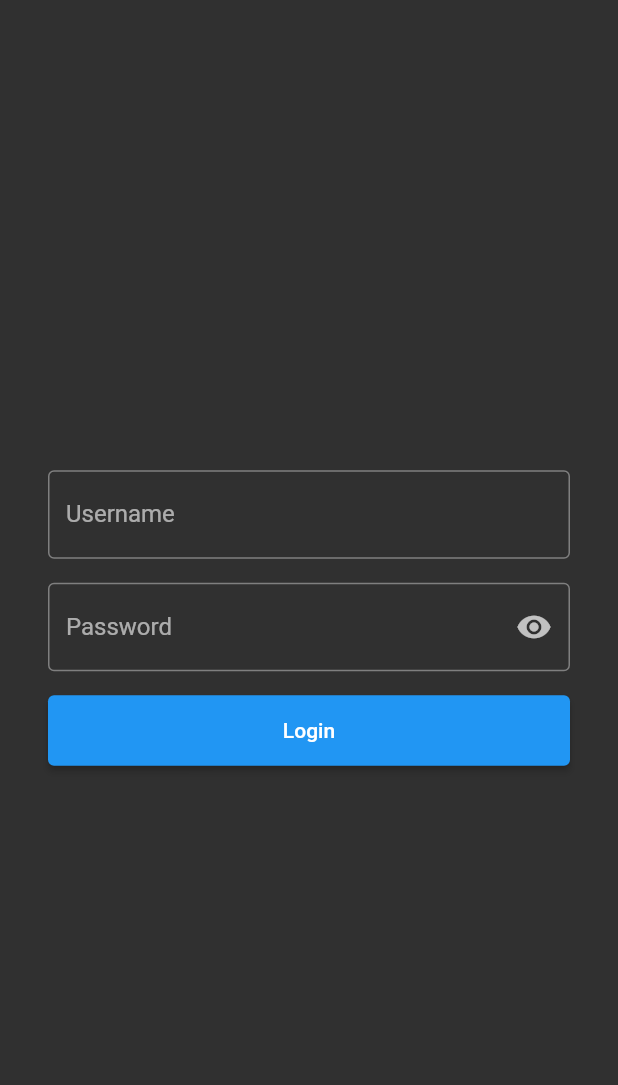
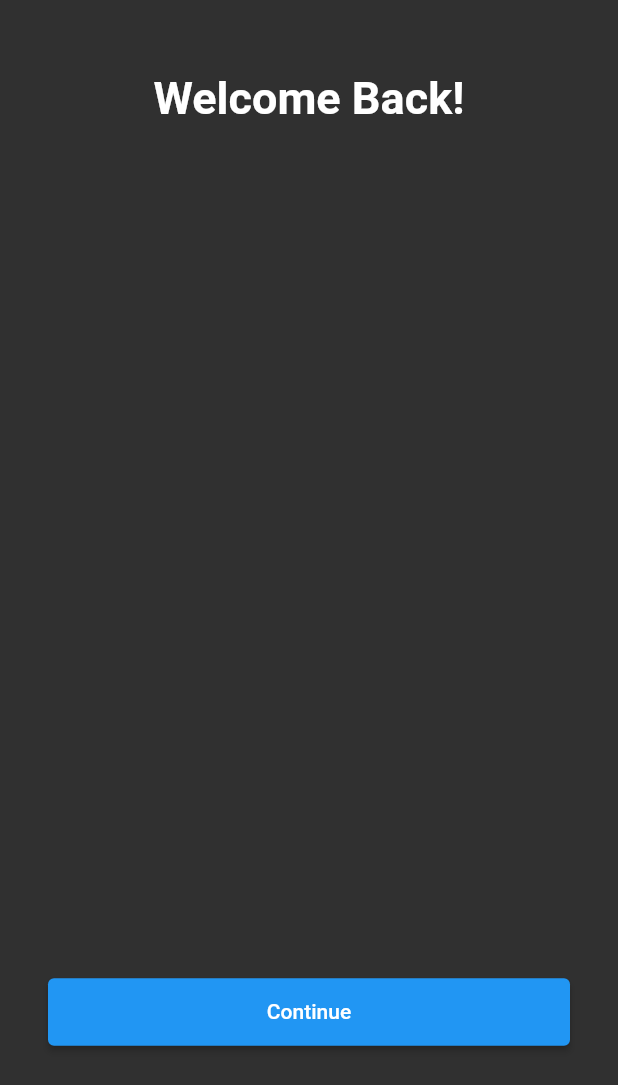
Before and after one commit to Kyusans/flutter-e-commerce, a Flutter app: the screen it shows after launch, on a phone screen of 412 x 824 dp. Shown: the top 1085 px of the screen. Run offline on Flutter 3.47's test engine with Material 2 defaults, Android fonts, the phone set to English and light mode, and no system bars.

Commit message:
added splash_screen.dart

```diff
--- a/lib/login.dart
+++ b/lib/login.dart
@@ -35,8 +35,8 @@ class _LoginState extends State<Login> {
 
     if (res.body != "0") {
       var resBody = jsonDecode(res.body);
-      SessionStorage.name = resBody["user_fullname"];
-      SessionStorage.email = resBody["user_email"];
+      SessionStorage.name = resBody["user_fullName"].toString();
+      SessionStorage.email = resBody["user_email"].toString();
       Navigator.of(context).push(
         MaterialPageRoute(
           builder: (context) => const Home(),
--- a/lib/main.dart
+++ b/lib/main.dart
@@ -1,5 +1,6 @@
 import 'package:ecommerce/login.dart';
 import 'package:ecommerce/session_storage.dart';
+import 'package:ecommerce/splash_screen.dart';
 import 'package:flutter/material.dart';
 import 'theme.dart';
 
@@ -26,7 +27,7 @@ class Main extends StatelessWidget {
   @override
   Widget build(BuildContext context) {
     return const Scaffold(
-      body: Login(),
+      body: SplashScreen(),
     );
   }
 }
--- /dev/null
+++ b/lib/splash_screen.dart
@@ -0,0 +1,43 @@
+import 'package:flutter/material.dart';
+
+class SplashScreen extends StatefulWidget {
+  const SplashScreen({Key? key}) : super(key: key);
+
+  @override
+  _SplashScreenState createState() => _SplashScreenState();
+}
+
+class _SplashScreenState extends State<SplashScreen> {
+  @override
+  Widget build(BuildContext context) {
+    return Container(
+      margin: const EdgeInsets.all(16),
+      padding: const EdgeInsets.all(16),
+      child: Column(
+        mainAxisAlignment: MainAxisAlignment.center,
+        children: [
+          const SizedBox(
+            height: 16,
+          ),
+          const Text(
+            "Welcome Back!",
+            style: TextStyle(
+              fontWeight: FontWeight.bold,
+              fontSize: 30,
+            ),
+          ),
+          const Spacer(flex: 6),
+          SizedBox(
+            width: double.infinity,
+            height: 45,
+            child: ElevatedButton(
+              onPressed: () {},
+              child: const Text("Continue"),
+            ),
+          ),
+          const Spacer(),
+        ],
+      ),
+    );
+  }
+}
```
